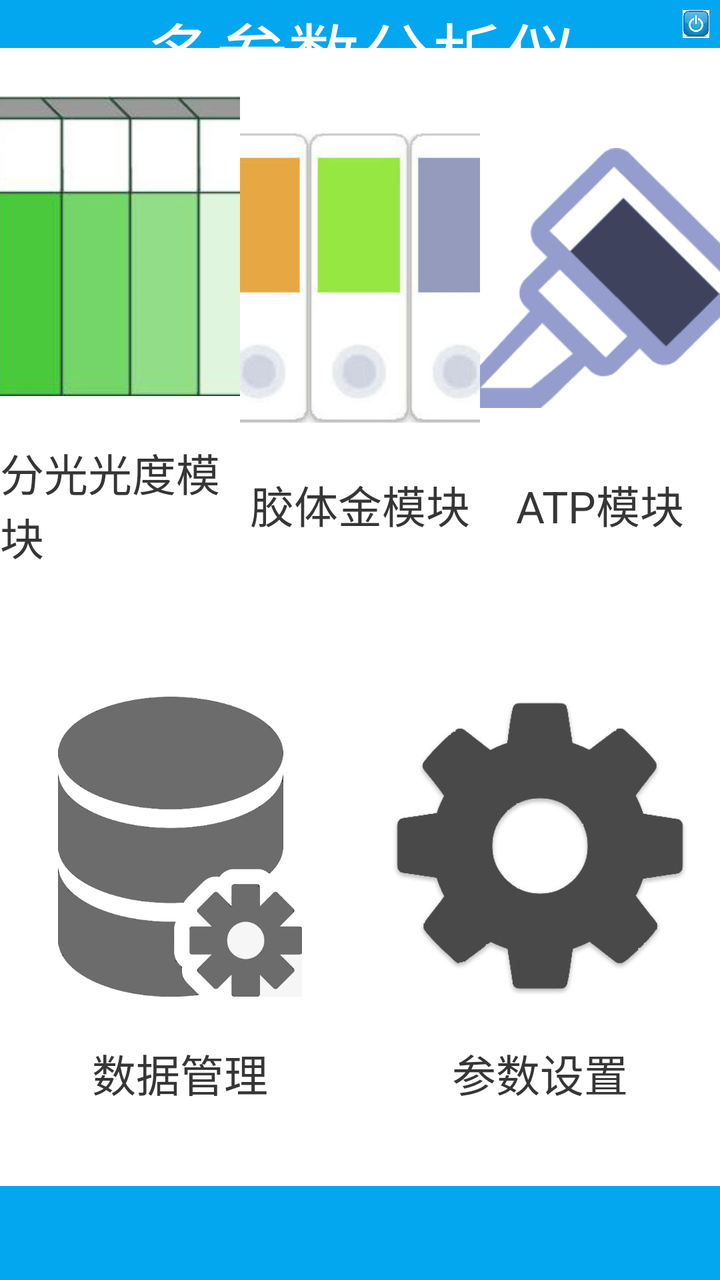
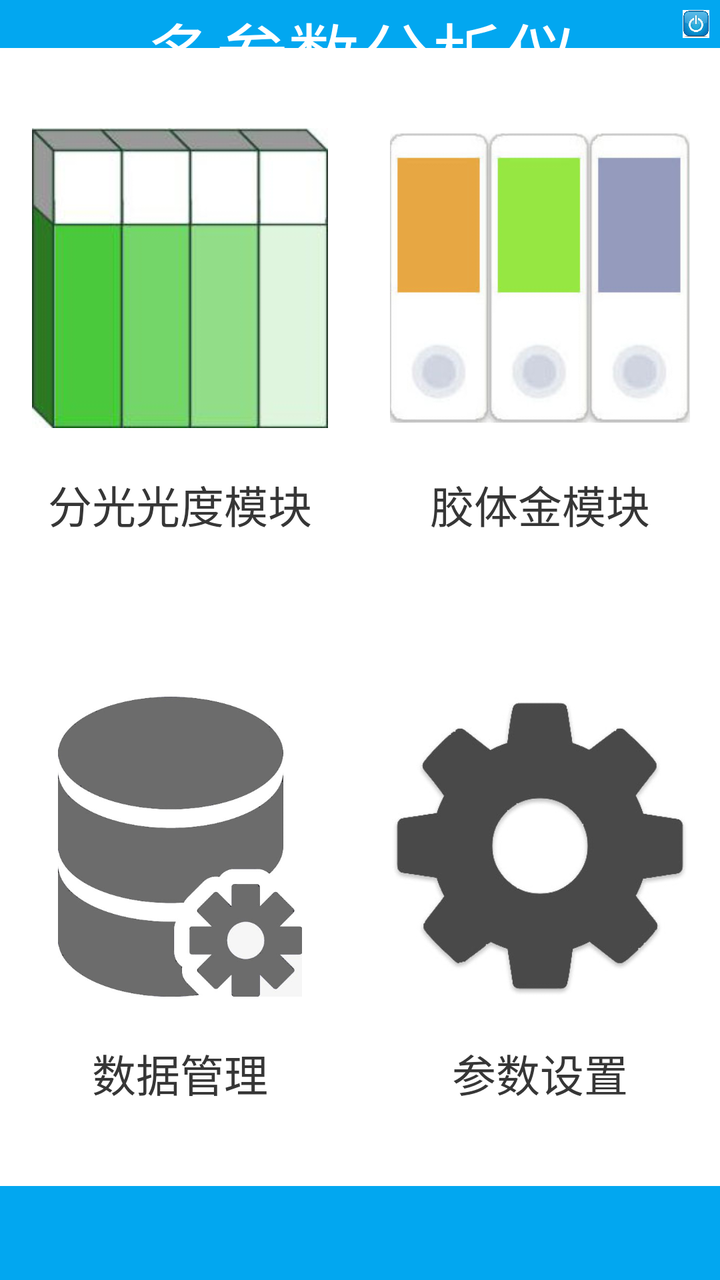

An Android layout rendered at two revisions. The XML below is the earlier revision; the diff shows what the commit changed to produce the second picture.
<!-- AndroidManifest.xml: application theme AppTheme -->
<!-- res/layout/activity_main.xml -->
<?xml version="1.0" encoding="utf-8"?>
<androidx.constraintlayout.widget.ConstraintLayout xmlns:android="http://schemas.android.com/apk/res/android"
    xmlns:app="http://schemas.android.com/apk/res-auto"
    xmlns:tools="http://schemas.android.com/tools"
    android:layout_width="match_parent"
    android:layout_height="match_parent"
    android:background="#FFFFFF"
    android:gravity="center"
    android:orientation="vertical">

    <TextView
        android:id="@+id/tv_title"
        android:layout_width="match_parent"
        android:layout_height="0dp"
        android:layout_weight="1"
        android:background="@color/THEME_COLOR"
        android:gravity="center"
        android:text="@string/app_name"
        android:textColor="@color/white"
        android:textSize="36sp"
        app:layout_constraintDimensionRatio="h,15:1"
        app:layout_constraintTop_toTopOf="parent" />


    <ImageView
        android:id="@+id/btn_open_login"
        android:layout_width="0dp"
        android:layout_height="0dp"
        android:padding="5dp"
        android:src="@drawable/img_exit"
        app:layout_constraintBottom_toBottomOf="@+id/tv_title"
        app:layout_constraintDimensionRatio="w,1:1"
        app:layout_constraintEnd_toEndOf="parent"
        app:layout_constraintTop_toTopOf="@+id/tv_title" />

    <LinearLayout
        android:layout_width="match_parent"
        android:layout_height="0dp"
        android:orientation="vertical"
        app:layout_constraintBottom_toTopOf="@+id/ll_bottom"
        app:layout_constraintTop_toBottomOf="@+id/tv_title">

        <LinearLayout
            android:layout_width="match_parent"
            android:layout_height="0dp"
            android:layout_weight="1"
            android:orientation="horizontal">

            <LinearLayout
                android:id="@+id/btn_open_2"
                android:layout_width="0dp"
                android:layout_height="match_parent"
                android:layout_weight="1"
                android:gravity="center"
                android:orientation="vertical">

                <ImageView
                    android:layout_width="@dimen/wh_size"
                    android:layout_height="@dimen/wh_size"
                    android:src="@drawable/img_fg" />

                <TextView
                    android:id="@+id/tv_fggd_Name"
                    android:layout_width="wrap_content"
                    android:layout_height="wrap_content"
                    android:layout_marginTop="@dimen/distance"
                    android:text="分光光度模块"
                    android:textColor="#363636"
                    android:textSize="@dimen/textSize" />

            </LinearLayout>

            <LinearLayout
                android:id="@+id/btn_open_3"
                android:layout_width="0dp"
                android:layout_height="match_parent"
                android:layout_weight="1"
                android:gravity="center"
                android:orientation="vertical">

                <ImageView
                    android:layout_width="@dimen/wh_size"
                    android:layout_height="@dimen/wh_size"
                    android:src="@drawable/img_jt" />

                <TextView
                    android:id="@+id/tv_jtj_Name"
                    android:layout_width="wrap_content"
                    android:layout_height="wrap_content"
                    android:layout_marginTop="@dimen/distance"
                    android:text="胶体金模块"
                    android:textColor="#363636"
                    android:textSize="@dimen/textSize" />

            </LinearLayout>

            <LinearLayout
                android:id="@+id/btn_open_4"
                android:layout_width="0dp"
                android:layout_height="match_parent"
                android:layout_weight="1"
                android:gravity="center"
                android:orientation="vertical">


                <ImageView
                    android:layout_width="@dimen/wh_size"
                    android:layout_height="@dimen/wh_size"
                    android:src="@drawable/yuan_ygb" />

                <TextView
                    android:id="@+id/tv_apt_Name"
                    android:layout_width="wrap_content"
                    android:layout_height="wrap_content"
                    android:layout_marginTop="@dimen/distance"
                    android:text="ATP模块"
                    android:textColor="#363636"
                    android:textSize="@dimen/textSize" />

            </LinearLayout>


        </LinearLayout>

        <LinearLayout
            android:layout_width="match_parent"
            android:layout_height="0dp"
            android:layout_weight="1"
            android:orientation="horizontal">

            <LinearLayout
                android:id="@+id/ll_sql"
                android:layout_width="0dp"
                android:layout_height="match_parent"
                android:layout_weight="1"
                android:gravity="center"
                android:orientation="vertical">

                <LinearLayout
                    android:layout_width="wrap_content"
                    android:layout_height="wrap_content"
                    android:gravity="center"
                    android:orientation="vertical"
                    android:padding="5dp">

                    <ImageView
                        android:layout_width="@dimen/wh_size"
                        android:layout_height="@dimen/wh_size"
                        android:src="@drawable/img_sql" />

                    <TextView
                        android:layout_width="wrap_content"
                        android:layout_height="wrap_content"
                        android:layout_marginTop="@dimen/distance"
                        android:text="数据管理"
                        android:textColor="#363636"
                        android:textSize="@dimen/textSize" />

                </LinearLayout>

            </LinearLayout>

            <LinearLayout
                android:id="@+id/btn_open_book"
                android:layout_width="0dp"
                android:layout_height="match_parent"
                android:layout_weight="1"
                android:gravity="center"
                android:orientation="vertical"
                android:visibility="gone">

                <ImageView
                    android:layout_width="@dimen/wh_size"
                    android:layout_height="@dimen/wh_size"
                    android:src="@drawable/img_cz" />

                <TextView
                    android:layout_width="wrap_content"
                    android:layout_height="wrap_content"
                    android:layout_marginTop="@dimen/distance"
                    android:text="操作手册"
                    android:textColor="#363636"
                    android:textSize="@dimen/textSize" />

            </LinearLayout>

            <LinearLayout
                android:id="@+id/btn_open_know"
                android:layout_width="0dp"
                android:layout_height="match_parent"
                android:layout_weight="1"
                android:gravity="center"
                android:orientation="vertical"
                android:visibility="gone">

                <ImageView
                    android:layout_width="@dimen/wh_size"
                    android:layout_height="@dimen/wh_size"
                    android:paddingTop="30dp"
                    android:src="@drawable/img_zs" />

                <TextView
                    android:layout_width="wrap_content"
                    android:layout_height="wrap_content"
                    android:layout_marginTop="@dimen/distance"
                    android:text="知识库"
                    android:textColor="#363636"
                    android:textSize="@dimen/textSize" />

            </LinearLayout>

            <LinearLayout
                android:id="@+id/btn_open_setting"
                android:layout_width="0dp"
                android:layout_height="match_parent"
                android:layout_weight="1"
                android:gravity="center"
                android:orientation="vertical">

                <LinearLayout
                    android:layout_width="wrap_content"
                    android:layout_height="wrap_content"
                    android:gravity="center"
                    android:orientation="vertical"
                    android:padding="5dp">

                    <ImageView
                        android:layout_width="@dimen/wh_size"
                        android:layout_height="@dimen/wh_size"
                        android:src="@drawable/img_cs" />

                    <TextView
                        android:layout_width="wrap_content"
                        android:layout_height="wrap_content"
                        android:layout_marginTop="@dimen/distance"
                        android:text="参数设置"
                        android:textColor="#363636"
                        android:textSize="@dimen/textSize" />

                </LinearLayout>

            </LinearLayout>


        </LinearLayout>

    </LinearLayout>

    <LinearLayout
        android:id="@+id/ll_bottom"
        android:layout_width="match_parent"
        android:layout_height="wrap_content"
        android:background="@color/THEME_COLOR"
        android:orientation="horizontal"
        android:padding="10dp"
        app:layout_constraintBottom_toBottomOf="parent">

        <TextView
            android:id="@+id/tv_homeLocation"
            android:layout_width="wrap_content"
            android:layout_height="wrap_content"
            android:gravity="center"
            android:text=""
            android:textColor="@color/white"
            android:textSize="20sp" />

        <TextView
            android:id="@+id/tv_location"
            android:layout_width="match_parent"
            android:layout_height="wrap_content"
            android:gravity="center"
            android:text=""
            android:textColor="@color/white"
            android:textSize="18sp" />
    </LinearLayout>

</androidx.constraintlayout.widget.ConstraintLayout>
<!-- resources referenced by this layout -->
<resources>
  <color name="THEME_COLOR">#02A7F0</color>
  <color name="white">#ffffff</color>
  <dimen name="distance">22dp</dimen>
  <dimen name="textSize">22sp</dimen>
  <dimen name="wh_size">150dp</dimen>
  <!-- drawable img_cs: png bitmap (drawable, 16605 bytes) -->
  <!-- drawable img_cz: jpg bitmap (drawable-xhdpi, 17936 bytes) -->
  <!-- drawable img_exit: jpg bitmap (drawable-xhdpi, 19013 bytes) -->
  <!-- drawable img_fg: jpg bitmap (drawable-xhdpi, 23472 bytes) -->
  <!-- drawable img_jt: jpg bitmap (drawable-xhdpi, 24437 bytes) -->
  <!-- drawable img_sql: png bitmap (drawable, 58969 bytes) -->
  <!-- drawable img_zs: jpg bitmap (drawable-xhdpi, 35332 bytes) -->
  <!-- drawable yuan_ygb: png bitmap (drawable-xhdpi, 6891 bytes) -->
  <string name="app_name">多参数分析仪</string>
  <style name="AppTheme" parent="Theme.AppCompat.Light.DarkActionBar">
          
          <item name="android:windowNoTitle">true</item>
          <item name="android:windowFullscreen">true</item>
      </style>
</resources>

<!-- the commit's change to res/layout/activity_main.xml (unified diff, before → after) -->
@@ -100,6 +100,7 @@
                 android:layout_height="match_parent"
                 android:layout_weight="1"
                 android:gravity="center"
+                android:visibility="gone"
                 android:orientation="vertical">
 
 
